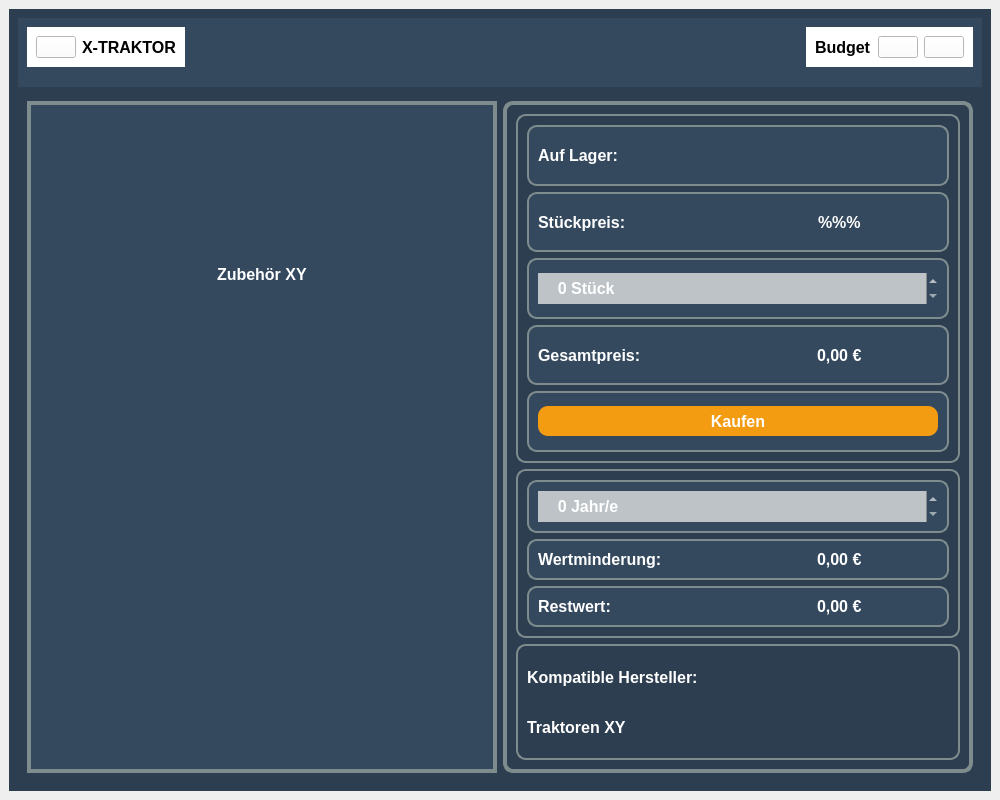
The window that frontend/accessoriesWindow.ui (nhatlam96/gui-xtraktor) describes before a commit, drawn with Qt 5.
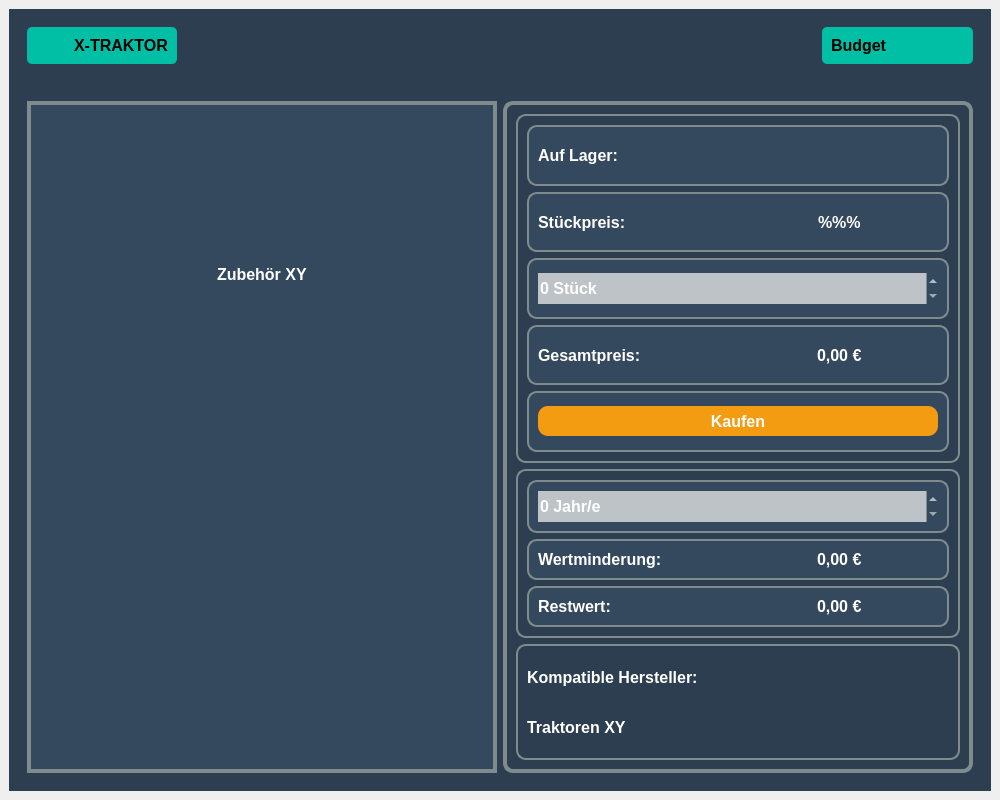
The same window after the commit. Icons and pictures are not drawn.

The edit to the form file:
```diff
--- a/frontend/accessoriesWindow.ui
+++ b/frontend/accessoriesWindow.ui
@@ -59,9 +59,7 @@
        <item>
         <widget class="QFrame" name="header_frame">
          <property name="styleSheet">
-          <string notr="true">QFrame#header_frame {
-	background-color: rgb(52, 73, 94);
-}</string>
+          <string notr="true"/>
          </property>
          <property name="frameShape">
           <enum>QFrame::NoFrame</enum>
@@ -73,7 +71,9 @@
           <item alignment="Qt::AlignLeft|Qt::AlignTop">
            <widget class="QFrame" name="l_header_frame">
             <property name="styleSheet">
-             <string notr="true">background-color: white;</string>
+             <string notr="true">background-color: rgb(0, 191, 165);
+border-radius: 5px;
+</string>
             </property>
             <property name="frameShape">
              <enum>QFrame::NoFrame</enum>
@@ -139,7 +139,9 @@
              </font>
             </property>
             <property name="styleSheet">
-             <string notr="true">background-color: white;</string>
+             <string notr="true">background-color: rgb(0, 191, 165);
+border-radius: 5px;
+</string>
             </property>
             <property name="frameShape">
              <enum>QFrame::NoFrame</enum>
@@ -502,7 +504,7 @@
                       <string> Stück</string>
                      </property>
                      <property name="prefix">
-                      <string>    </string>
+                      <string/>
                      </property>
                     </widget>
                    </item>
@@ -666,7 +668,7 @@
                       <string> Jahr/e</string>
                      </property>
                      <property name="prefix">
-                      <string>    </string>
+                      <string/>
                      </property>
                     </widget>
                    </item>
```
